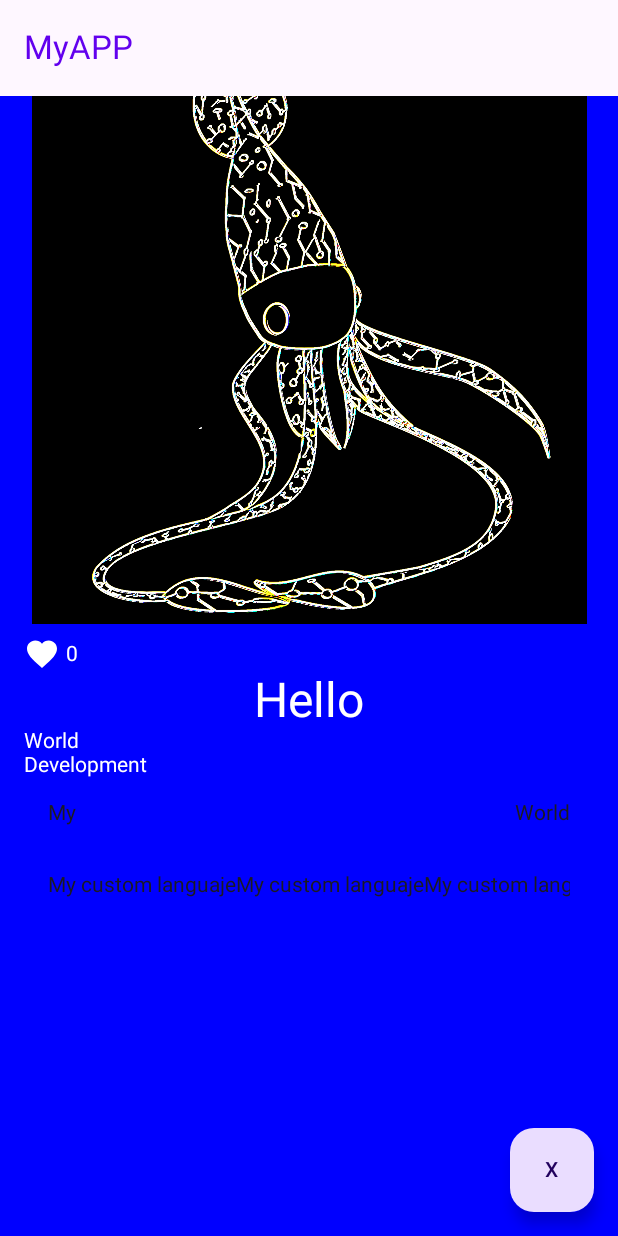
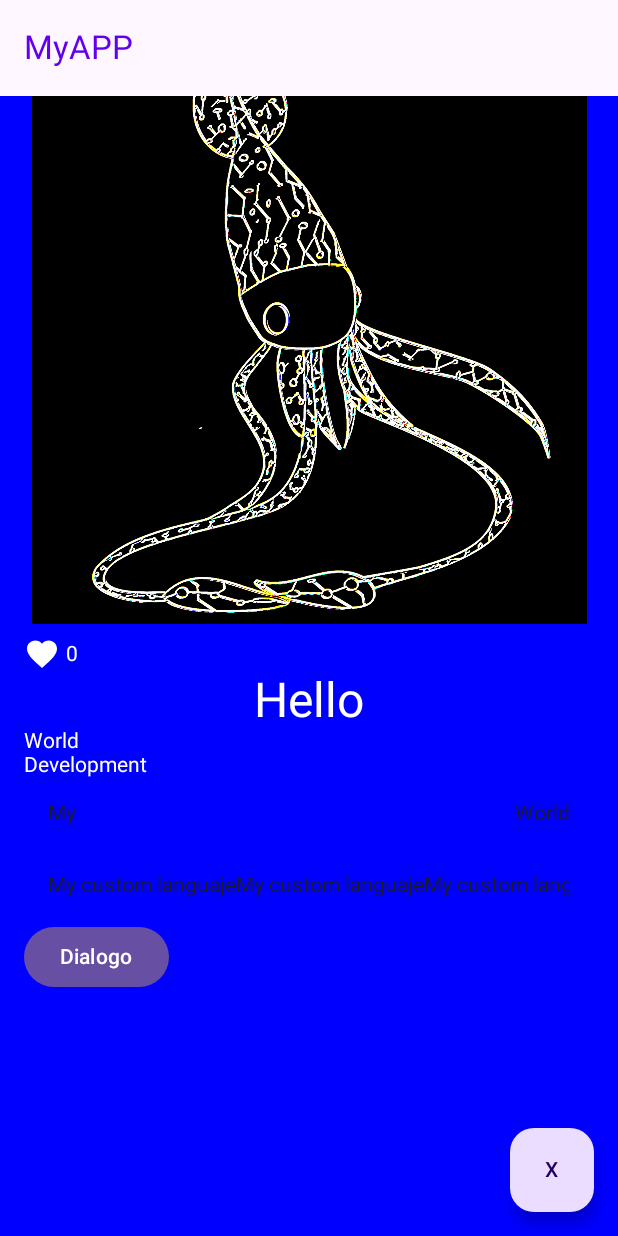
Before and after one commit to hcamachoint/ComposeAndroidLearning, an Android app built with Jetpack Compose: the MainActivity screen opened directly, with no data from a screen before it, on a phone screen of 412 x 824 dp. Run offline under Robolectric (Android 15) with nearby library versions, the phone set to English and light mode, and no system bars.

Commit message:
feat: dialogs

```diff
--- a/app/src/main/java/com/webkingve/composeapp/MainActivity.kt
+++ b/app/src/main/java/com/webkingve/composeapp/MainActivity.kt
@@ -2,6 +2,7 @@ package com.webkingve.composeapp
 
 import android.annotation.SuppressLint
 import android.os.Bundle
+import android.util.Log
 import android.widget.Toast
 import androidx.activity.ComponentActivity
 import androidx.activity.compose.setContent
@@ -9,6 +10,7 @@ import androidx.compose.foundation.Image
 import androidx.compose.foundation.background
 import androidx.compose.foundation.clickable
 import androidx.compose.foundation.layout.Arrangement
+import androidx.compose.foundation.layout.Box
 import androidx.compose.foundation.layout.Column
 import androidx.compose.foundation.layout.Row
 import androidx.compose.foundation.layout.fillMaxSize
@@ -18,6 +20,8 @@ import androidx.compose.foundation.layout.padding
 import androidx.compose.foundation.layout.size
 import androidx.compose.foundation.lazy.LazyColumn
 import androidx.compose.foundation.lazy.LazyRow
+import androidx.compose.material3.AlertDialog
+import androidx.compose.material3.Button
 import androidx.compose.material3.ExperimentalMaterial3Api
 import androidx.compose.material3.FabPosition
 import androidx.compose.material3.FloatingActionButton
@@ -25,6 +29,7 @@ import androidx.compose.material3.MaterialTheme
 import androidx.compose.material3.Scaffold
 import androidx.compose.material3.Surface
 import androidx.compose.material3.Text
+import androidx.compose.material3.TextButton
 import androidx.compose.material3.TopAppBar
 import androidx.compose.runtime.Composable
 import androidx.compose.runtime.getValue
@@ -57,34 +62,37 @@ class MainActivity : ComponentActivity() {
 @OptIn(ExperimentalMaterial3Api::class)
 @Composable
 @Preview
-fun ViewContainer(){
+fun ViewContainer() {
     Scaffold(
-        topBar = {Toolbar()},
-        content = {Content()},
-        floatingActionButton = {Fab()},
+        topBar = { Toolbar() },
+        content = { Content() },
+        floatingActionButton = { Fab() },
         floatingActionButtonPosition = FabPosition.End
     )
 }
 
 @Composable
-fun Fab(){
+fun Fab() {
     val context = LocalContext.current
     FloatingActionButton(onClick = {
         Toast.makeText(context, "Felicidades", Toast.LENGTH_SHORT).show()
-    }){
+    }) {
         Text("X")
     }
 }
 
 @OptIn(ExperimentalMaterial3Api::class)
 @Composable
-fun Toolbar(){
-    TopAppBar(title = {Text("MyAPP", color = colorResource(id = R.color.purple_500))}, modifier = Modifier.background(Color.Cyan))
+fun Toolbar() {
+    TopAppBar(
+        title = { Text("MyAPP", color = colorResource(id = R.color.purple_500)) },
+        modifier = Modifier.background(Color.Cyan)
+    )
 }
 
 @Composable
 fun Content() {
-    var counter by rememberSaveable { mutableStateOf(0)}
+    var counter by rememberSaveable { mutableStateOf(0) }
 
     LazyColumn(
         modifier = Modifier
@@ -104,7 +112,7 @@ fun Content() {
                 Image(
                     painter = painterResource(id = R.drawable.ic_favorite),
                     contentDescription = null,
-                    modifier = Modifier.clickable{
+                    modifier = Modifier.clickable {
                         counter++
                     }
                 )
@@ -181,5 +189,32 @@ fun Content() {
 
             }
         }
+        item {
+            var show by rememberSaveable {
+                mutableStateOf(false)
+            }
+            Box(modifier = Modifier.fillMaxSize()) {
+                Button(onClick = {show = true}) {
+                    Text(text = "Dialogo")
+                }
+            }
+            MyDialog(show, {show = false}, { Log.i("Dev", "Click")})
+        }
     }
 }
+
+@Composable
+fun MyDialog(show: Boolean, onDismiss: () -> Unit, onConfirm: () -> Unit) {
+    if (show){
+        AlertDialog(
+            onDismissRequest = {onDismiss()},
+            confirmButton = { TextButton(onClick = { onConfirm() }) {
+                Text("Confirm Button")
+            } },
+            dismissButton = { TextButton(onClick = { onDismiss() }) {
+                Text("Dismis button")
+            } },
+            title = { Text("Mi titulo") },
+            text = { Text("Mi texto descriptivo") })
+    }
+}
```
